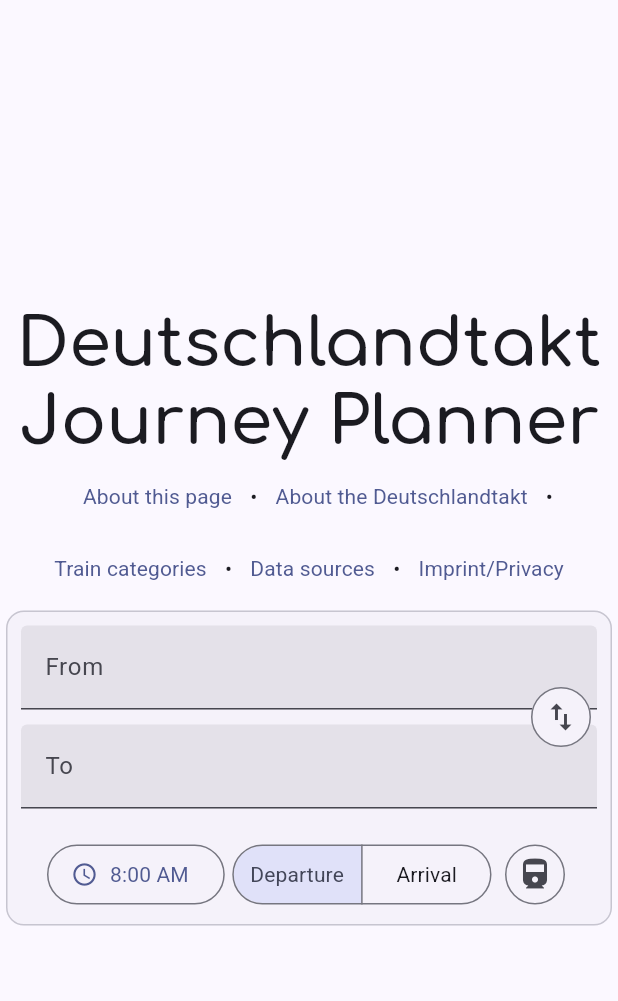
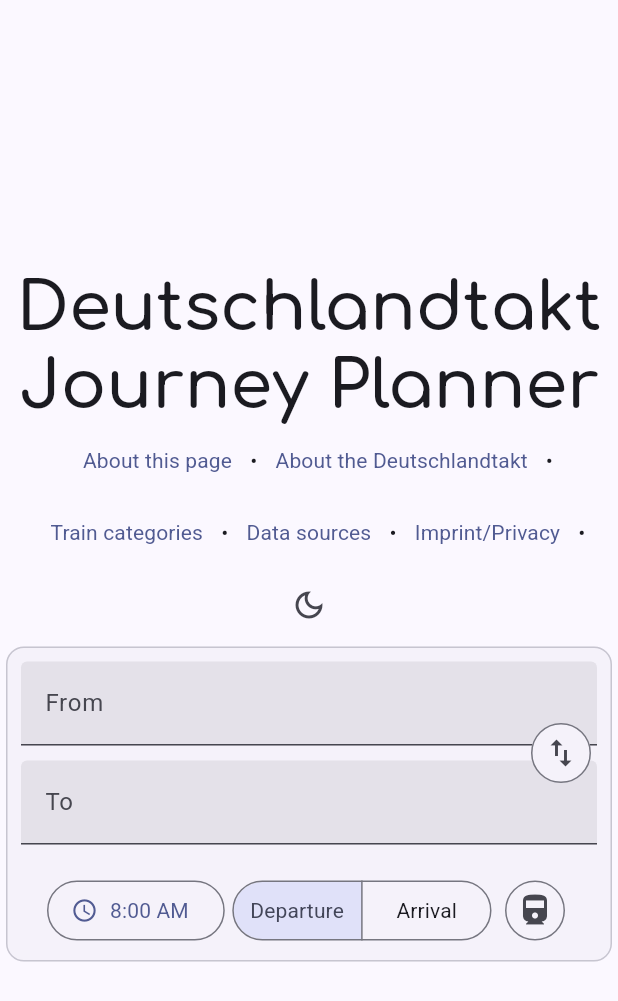
Before and after one commit to schaerfo/dtakt-fahrplan, a Flutter app: the screen it shows after launch, on a phone screen of 412 x 824 dp. Shown: the top 1001 px of the screen. Run offline on Flutter 3.47's test engine with Material 3 defaults, Android fonts, the phone set to English and light mode, and no system bars; generated files the repository leaves out were written again.

Commit message:
💄 Add dark mode
The inital mode is determined based on platform settings, but can be toggelled

```diff
--- a/frontend/lib/main.dart
+++ b/frontend/lib/main.dart
@@ -10,6 +10,7 @@ import 'package:provider/provider.dart';
 
 import 'generated/l10n/app_localizations.dart';
 import 'models/search_parameters.dart';
+import 'models/theme_toggle.dart';
 import 'models/types.dart';
 import 'widgets/info_buttons.dart';
 import 'widgets/result_display.dart';
@@ -37,6 +38,7 @@ void main() {
             create: (_) => ProductNotifier({...Product.values})),
         ChangeNotifierProvider(
             create: (_) => TimeNotifier(TimeOfDay(hour: 8, minute: 0))),
+        ChangeNotifierProvider(create: (_) => ThemeToggle()),
       ],
       child: const MainApp(),
     ),
@@ -59,10 +61,11 @@ class MainApp extends StatelessWidget {
         fontWeight: FontWeight.w600,
       ),
     );
+    final themeToggle = Provider.of<ThemeToggle>(context);
     return MaterialApp(
       localizationsDelegates: AppLocalizations.localizationsDelegates,
       supportedLocales: AppLocalizations.supportedLocales,
-      themeMode: ThemeMode.light,
+      themeMode: themeToggle.mode,
       theme: ThemeData(
         fontFamily: "Roboto",
         colorSchemeSeed: _seedColor,
--- /dev/null
+++ b/frontend/lib/models/theme_toggle.dart
@@ -0,0 +1,21 @@
+import 'package:flutter/material.dart';
+
+class ThemeToggle extends ChangeNotifier {
+  var _mode = ThemeMode.system;
+
+  ThemeMode get mode => _mode;
+
+  Brightness brightness(BuildContext context) => switch (_mode) {
+        ThemeMode.system => MediaQuery.platformBrightnessOf(context),
+        ThemeMode.light => Brightness.light,
+        ThemeMode.dark => Brightness.dark,
+      };
+
+  void toggle(BuildContext context) {
+    _mode = switch (brightness(context)) {
+      Brightness.light => ThemeMode.dark,
+      Brightness.dark => ThemeMode.light,
+    };
+    notifyListeners();
+  }
+}
--- a/frontend/lib/widgets/info_buttons.dart
+++ b/frontend/lib/widgets/info_buttons.dart
@@ -3,10 +3,12 @@
 
 import 'package:flutter/gestures.dart';
 import 'package:flutter/material.dart';
+import 'package:provider/provider.dart';
 import 'package:url_launcher/url_launcher.dart';
 
 import '../generated/l10n/app_localizations.dart';
 import '../models/journey.dart';
+import '../models/theme_toggle.dart';
 import '../models/types.dart';
 import '../util/environment.dart';
 import 'product_badge.dart';
@@ -56,6 +58,8 @@ class InfoButtons extends StatelessWidget {
           },
           child: Text(AppLocalizations.of(context)!.legal),
         ),
+        Text("•"),
+        _BrightnessButton(),
       ],
     );
   }
@@ -413,3 +417,23 @@ class _MotisReferenceState extends State<_MotisReference> {
     );
   }
 }
+
+class _BrightnessButton extends StatelessWidget {
+  const _BrightnessButton({
+    super.key,
+  });
+
+  @override
+  Widget build(BuildContext context) {
+    final themeToggle = Provider.of<ThemeToggle>(context);
+    return IconButton(
+      onPressed: () {
+        themeToggle.toggle(context);
+      },
+      icon: Icon(switch (themeToggle.brightness(context)) {
+        Brightness.light => Icons.dark_mode_outlined,
+        Brightness.dark => Icons.light_mode_outlined,
+      }),
+    );
+  }
+}
```
